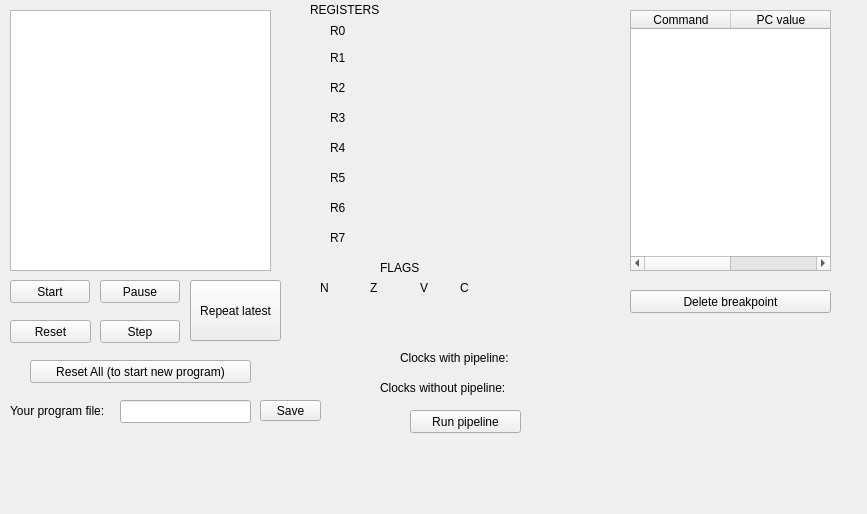
First picture: the form in mainwidget.ui, repository asnorkin/emulator_pdp11, before the edit.
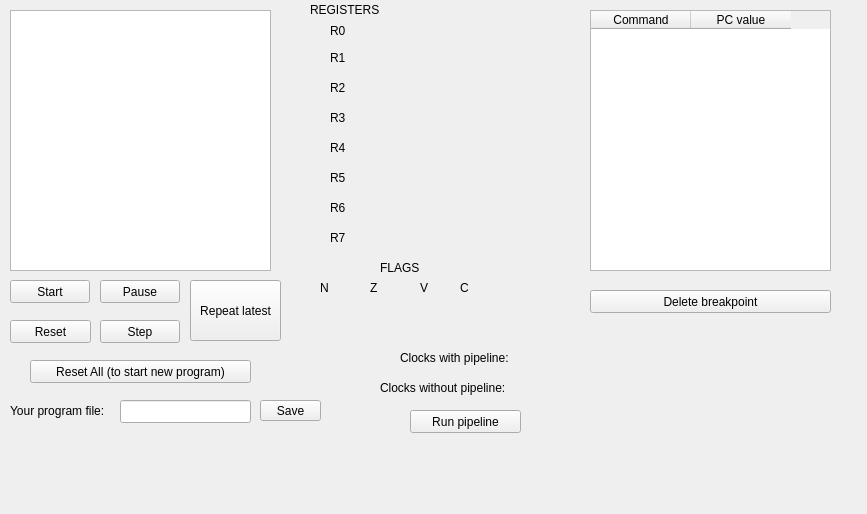
Second picture: the form after the edit.

The edit to the form file:
```diff
--- a/mainwidget.ui
+++ b/mainwidget.ui
@@ -326,9 +326,9 @@
   <widget class="QTableWidget" name="tableWidget">
    <property name="geometry">
     <rect>
-     <x>630</x>
+     <x>590</x>
      <y>10</y>
-     <width>201</width>
+     <width>241</width>
      <height>261</height>
     </rect>
    </property>
@@ -372,9 +372,9 @@
   <widget class="QPushButton" name="pushButton_8">
    <property name="geometry">
     <rect>
-     <x>630</x>
+     <x>590</x>
      <y>290</y>
-     <width>201</width>
+     <width>241</width>
      <height>23</height>
     </rect>
    </property>
```
